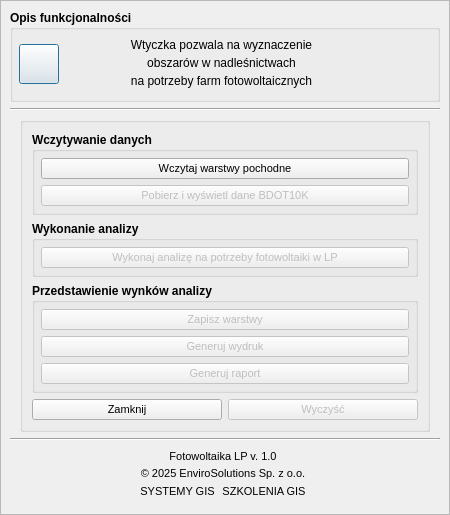
First picture: the form in photovoltaics_LP_dialog_base.ui, repository envirosolutionspl/pv_las, before the edit.
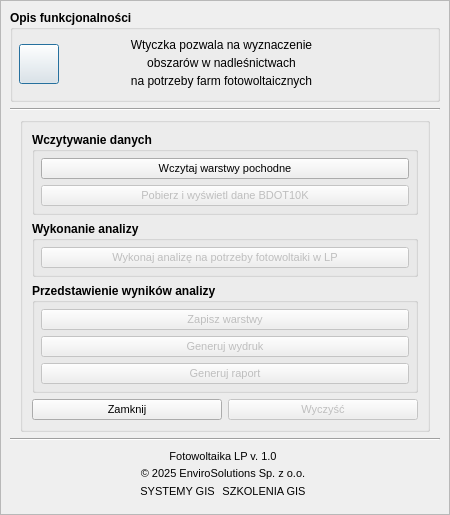
Second picture: the form after the edit. Icons and pictures are not drawn.

Commit message: Literówka

Patch:
```diff
--- a/photovoltaics_LP_dialog_base.ui
+++ b/photovoltaics_LP_dialog_base.ui
@@ -360,7 +360,7 @@
                </font>
               </property>
               <property name="title">
-               <string>Przedstawienie wynków analizy</string>
+               <string>Przedstawienie wyników analizy</string>
               </property>
               <property name="flat">
                <bool>false</bool>
```
